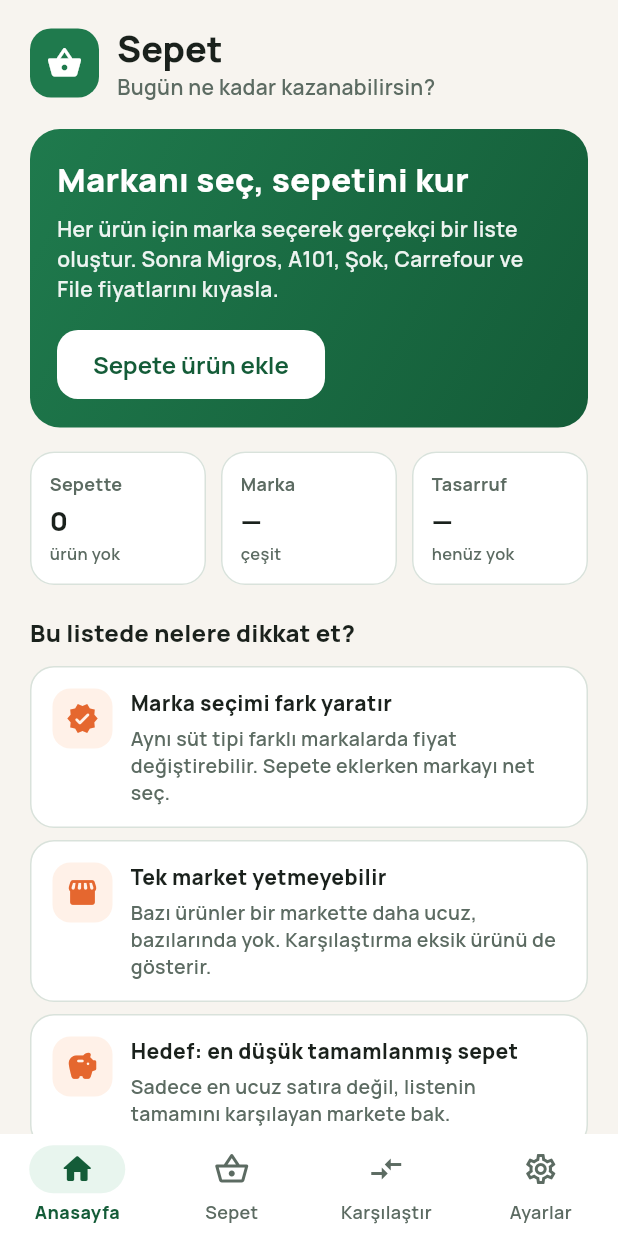
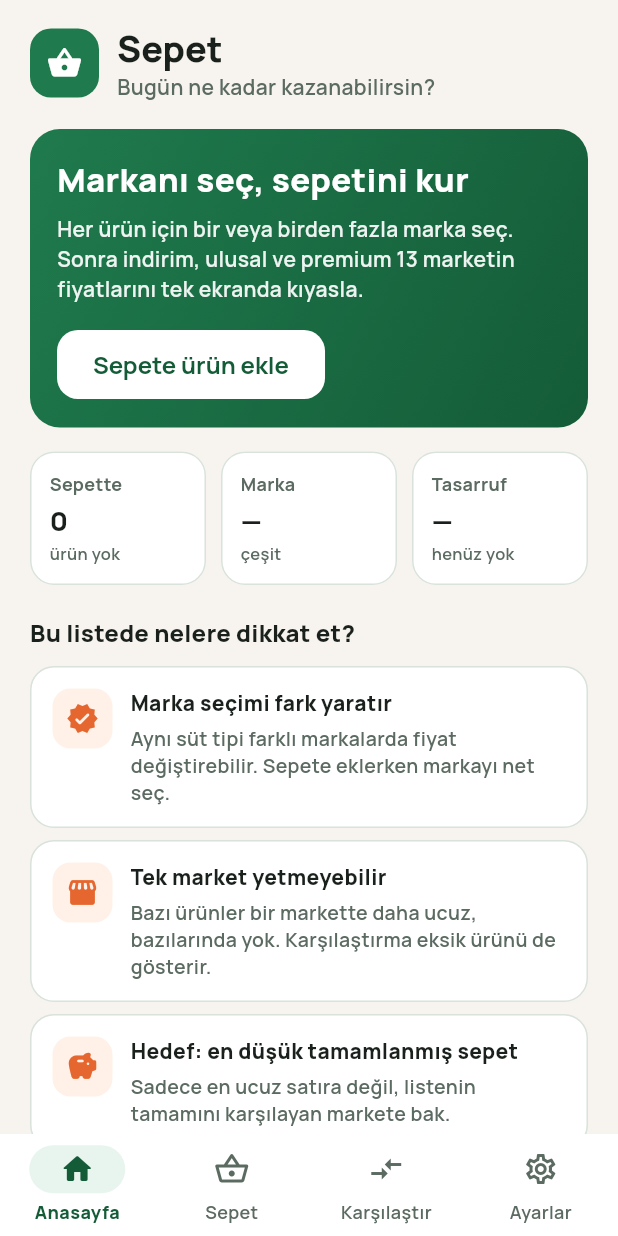
Before and after one commit to ruguikayrit/sepet-karsilastir, a Flutter app: the screen it shows after launch, on a phone screen of 412 x 824 dp. Run offline on Flutter 3.47's test engine with Material 3 defaults, Android fonts, the phone set to English and light mode, and no system bars; our stand-ins replace google_fonts.

Commit message:
Expand to 13 markets and allow multi-brand product selection.
Adds Macrocenter, BIM, Tarim Kredi and more chains, and lets users pick several brands per product so baskets cover more shoppers.

Co-authored-by: Cursor <cursoragent@cursor.com>

```diff
--- a/lib/models/market.dart
+++ b/lib/models/market.dart
@@ -1,6 +1,34 @@
 import 'package:flutter/material.dart';
 
-enum MarketId { migros, a101, sok, carrefour, file }
+enum MarketId {
+  migros,
+  macrocenter,
+  a101,
+  bim,
+  sok,
+  carrefour,
+  file,
+  tarimKredi,
+  hakmar,
+  onur,
+  happyCenter,
+  metro,
+  getir,
+}
+
+/// Market segmenti — kullanıcıya "neden pahalı/ucuz" bilgisini verir.
+enum MarketSegment { indirim, ulusal, premium, yerel, toptan, hizli }
+
+extension MarketSegmentX on MarketSegment {
+  String get label => switch (this) {
+        MarketSegment.indirim => 'İndirim',
+        MarketSegment.ulusal => 'Ulusal zincir',
+        MarketSegment.premium => 'Premium',
+        MarketSegment.yerel => 'Yerel zincir',
+        MarketSegment.toptan => 'Toptan',
+        MarketSegment.hizli => 'Hızlı teslimat',
+      };
+}
 
 class Market {
   const Market({
@@ -8,12 +36,14 @@ class Market {
     required this.name,
     required this.shortName,
     required this.color,
+    required this.segment,
   });
 
   final MarketId id;
   final String name;
   final String shortName;
   final Color color;
+  final MarketSegment segment;
 
   static const all = <Market>[
     Market(
@@ -21,32 +51,96 @@ class Market {
       name: 'Migros',
       shortName: 'MIG',
       color: Color(0xFFFF6600),
+      segment: MarketSegment.ulusal,
+    ),
+    Market(
+      id: MarketId.macrocenter,
+      name: 'Macrocenter',
+      shortName: 'MACRO',
+      color: Color(0xFF1B4D3E),
+      segment: MarketSegment.premium,
     ),
     Market(
       id: MarketId.a101,
       name: 'A101',
       shortName: 'A101',
       color: Color(0xFF00ADEF),
+      segment: MarketSegment.indirim,
+    ),
+    Market(
+      id: MarketId.bim,
+      name: 'BİM',
+      shortName: 'BİM',
+      color: Color(0xFFE2001A),
+      segment: MarketSegment.indirim,
     ),
     Market(
       id: MarketId.sok,
       name: 'Şok',
       shortName: 'ŞOK',
       color: Color(0xFFFFCC00),
+      segment: MarketSegment.indirim,
     ),
     Market(
       id: MarketId.carrefour,
-      name: 'Carrefour',
+      name: 'CarrefourSA',
       shortName: 'CRF',
       color: Color(0xFF0055A5),
+      segment: MarketSegment.ulusal,
     ),
     Market(
       id: MarketId.file,
       name: 'File',
       shortName: 'FILE',
       color: Color(0xFF6B2D8B),
+      segment: MarketSegment.ulusal,
+    ),
+    Market(
+      id: MarketId.tarimKredi,
+      name: 'Tarım Kredi Market',
+      shortName: 'TKM',
+      color: Color(0xFF1F7A4D),
+      segment: MarketSegment.indirim,
+    ),
+    Market(
+      id: MarketId.hakmar,
+      name: 'Hakmar Express',
+      shortName: 'HAK',
+      color: Color(0xFFD32F2F),
+      segment: MarketSegment.indirim,
+    ),
+    Market(
+      id: MarketId.onur,
+      name: 'Onur Market',
+      shortName: 'ONUR',
+      color: Color(0xFFEF6C00),
+      segment: MarketSegment.yerel,
+    ),
+    Market(
+      id: MarketId.happyCenter,
+      name: 'Happy Center',
+      shortName: 'HAPPY',
+      color: Color(0xFF2E7D32),
+      segment: MarketSegment.yerel,
+    ),
+    Market(
+      id: MarketId.metro,
+      name: 'Metro Market',
+      shortName: 'METRO',
+      color: Color(0xFF283593),
+      segment: MarketSegment.toptan,
+    ),
+    Market(
+      id: MarketId.getir,
+      name: 'Getir Büyük',
+      shortName: 'GETIR',
+      color: Color(0xFF5D3EBC),
+      segment: MarketSegment.hizli,
     ),
   ];
 
   static Market byId(MarketId id) => all.firstWhere((m) => m.id == id);
+
+  static List<Market> bySegment(MarketSegment segment) =>
+      all.where((m) => m.segment == segment).toList();
 }
--- a/lib/screens/home_screen.dart
+++ b/lib/screens/home_screen.dart
@@ -75,7 +75,7 @@ class HomeScreen extends StatelessWidget {
                 title: 'Sepetin hazır — karşılaştır',
                 body:
                     '${basket.totalQuantity} ürün · ${basket.uniqueBrandCount} marka. '
-                    '5 marketten en düşük toplamı şimdi gör.',
+                    '${Market.all.length} marketten en düşük toplamı şimdi gör.',
                 cta: 'Sonucu gör',
                 onTap: () => onOpenTab(2),
               )
@@ -83,8 +83,9 @@ class HomeScreen extends StatelessWidget {
               _ActionHero(
                 title: 'Markanı seç, sepetini kur',
                 body:
-                    'Her ürün için marka seçerek gerçekçi bir liste oluştur. '
-                    'Sonra Migros, A101, Şok, Carrefour ve File fiyatlarını kıyasla.',
+                    'Her ürün için bir veya birden fazla marka seç. '
+                    'Sonra indirim, ulusal ve premium ${Market.all.length} marketin '
+                    'fiyatlarını tek ekranda kıyasla.',
                 cta: 'Sepete ürün ekle',
                 onTap: () => onOpenTab(1),
               ),
@@ -229,17 +230,40 @@ class HomeScreen extends StatelessWidget {
             ),
             const SizedBox(height: 20),
             Text(
-              'Karşılaştırılan marketler',
+              'Karşılaştırılan ${Market.all.length} market',
               style: Theme.of(context).textTheme.titleMedium?.copyWith(
                     fontWeight: FontWeight.w800,
                   ),
             ),
             const SizedBox(height: 10),
-            Wrap(
-              spacing: 8,
-              runSpacing: 8,
-              children: Market.all.map((m) => MarketBadge(market: m)).toList(),
-            ),
+            ...MarketSegment.values.map((segment) {
+              final markets = Market.bySegment(segment);
+              if (markets.isEmpty) return const SizedBox.shrink();
+              return Padding(
+                padding: const EdgeInsets.only(bottom: 12),
+                child: Column(
+                  crossAxisAlignment: CrossAxisAlignment.start,
+                  children: [
+                    Text(
+                      segment.label,
+                      style: const TextStyle(
+                        color: AppColors.inkMuted,
+                        fontWeight: FontWeight.w700,
+                        fontSize: 12,
+                      ),
+                    ),
+                    const SizedBox(height: 6),
+                    Wrap(
+                      spacing: 8,
+                      runSpacing: 8,
+                      children: markets
+                          .map((m) => MarketBadge(market: m))
+                          .toList(),
+                    ),
+                  ],
+                ),
+              );
+            }),
           ],
         ),
       ),
```
Also changed, not shown: lib/screens/add_product_sheet.dart (+166 -55 lines), lib/screens/basket_screen.dart (+5 -4 lines), lib/screens/compare_screen.dart (+6 -5 lines), lib/services/live_price_service.dart (+24 -7 lines), lib/services/mapping/product_sku_map.dart (+36 -47 lines), lib/services/markets/backend_market_price_client.dart (+27 -14 lines), lib/services/mock_price_service.dart (+69 -121 lines), 2 other files.
